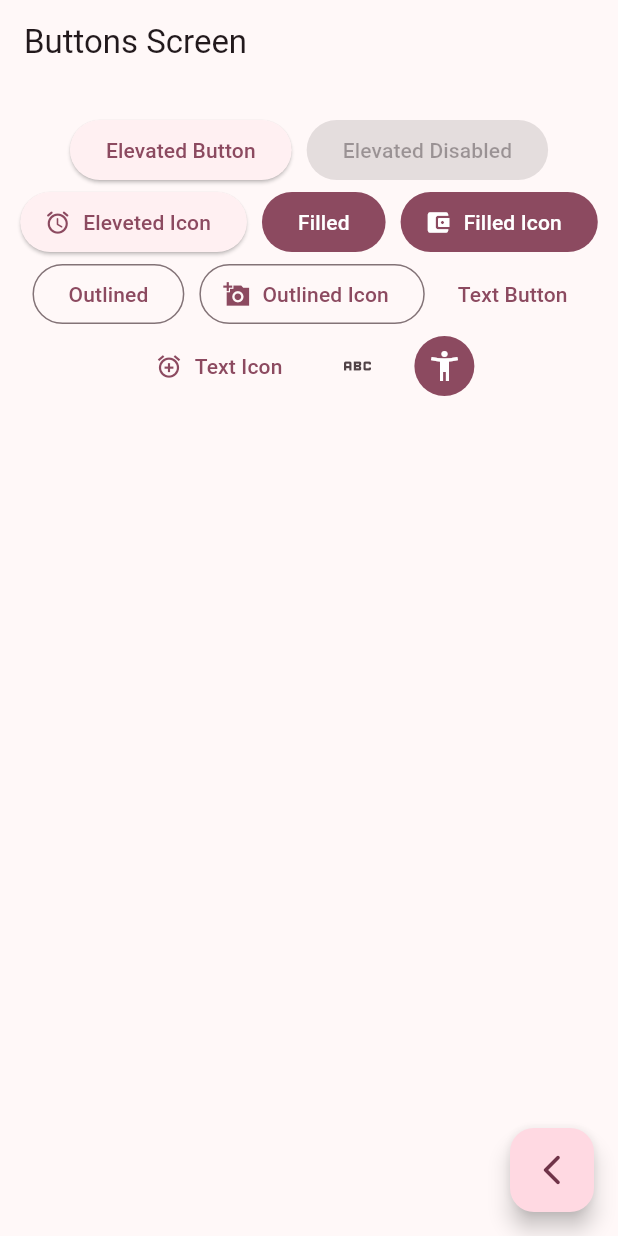
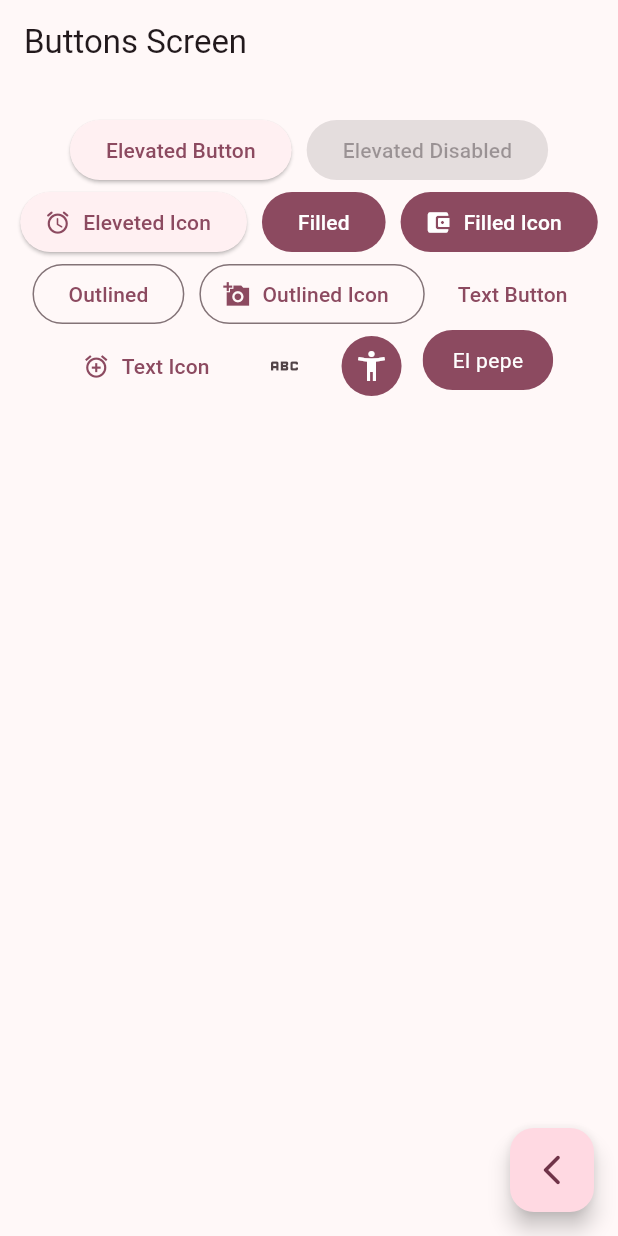
Before and after one commit to brunolujan/flutter_widgets_app, a Flutter app: the ButtonsScreen screen opened by its route, on a phone screen of 412 x 824 dp. Run offline on Flutter 3.47's test engine with Material 2 defaults, Android fonts, the phone set to English and light mode, and no system bars; our stand-ins replace go_router.

Commit message:
Buttons screen finished

```diff
--- a/lib/config/theme/app_theme.dart
+++ b/lib/config/theme/app_theme.dart
@@ -22,8 +22,7 @@ class AppTheme {
 
   ThemeData getTheme() => ThemeData(
     useMaterial3: true,
-    colorSchemeSeed:
-    colorList[selectedColor],
+    colorSchemeSeed: colorList[selectedColor],
     appBarTheme: const AppBarTheme(
       centerTitle: false
     )
--- a/lib/presentation/screens/buttons/buttons_screen.dart
+++ b/lib/presentation/screens/buttons/buttons_screen.dart
@@ -78,10 +78,33 @@ class _ButtonsView extends StatelessWidget {
               ),
             ),
 
-            //todo: custom button
+            const CustomButton(),
           ],
         ),
       ),
     );
   }
 }
+
+class CustomButton extends StatelessWidget {
+  const CustomButton({super.key});
+
+  @override
+  Widget build(BuildContext context) {
+    final colors = Theme.of(context).colorScheme;
+
+    return ClipRRect(
+      borderRadius: BorderRadius.circular(20),
+      child: Material(
+        color: colors.primary,
+        child: InkWell(
+          onTap: () {},
+          child: const Padding(
+            padding: EdgeInsets.symmetric(horizontal: 20, vertical: 10),
+            child: Text('El pepe', style: TextStyle(color: Colors.white))
+          ),
+        ),
+      ),
+    );
+  }
+}
```
